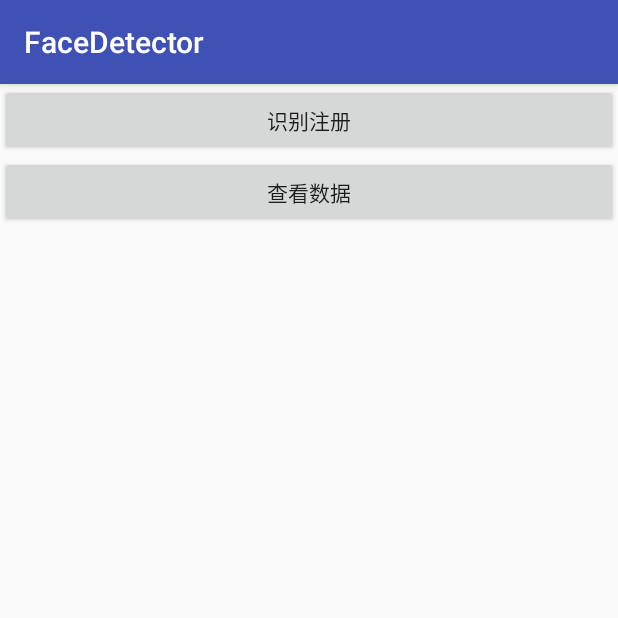
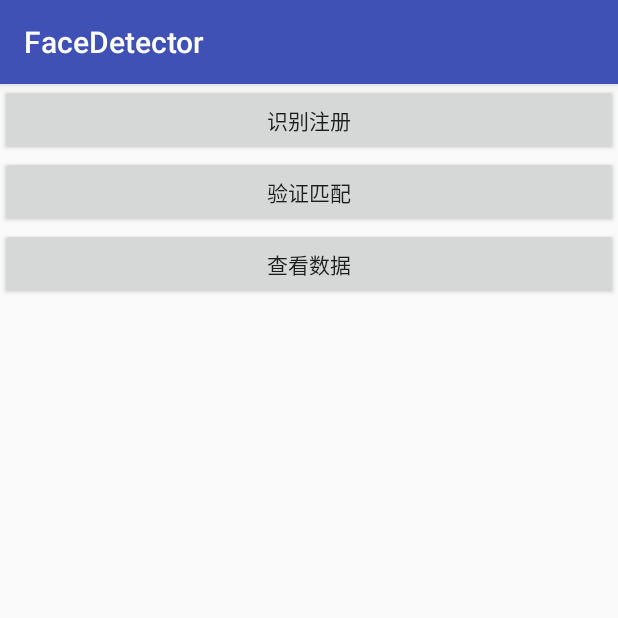
Before and after one commit to typer9527/FaceDetector, an Android app: the screen it shows after launch (MainActivity), on a phone screen of 412 x 824 dp, the top half of it. Run offline under Robolectric (Android 15) with nearby library versions, the phone set to English and light mode, and no system bars.

Commit message:
完成简单的验证匹配逻辑

```diff
--- a/app/src/main/java/com/yl/facedetector/activity/ViewDataActivity.java
+++ b/app/src/main/java/com/yl/facedetector/activity/ViewDataActivity.java
@@ -4,11 +4,10 @@ import android.os.Bundle;
 import android.support.v7.app.AppCompatActivity;
 import android.support.v7.widget.LinearLayoutManager;
 import android.support.v7.widget.RecyclerView;
-import android.util.Log;
 
-import com.yl.facedetector.db.DatabaseHelper;
 import com.yl.facedetector.R;
 import com.yl.facedetector.adapter.UserAdapter;
+import com.yl.facedetector.db.DatabaseHelper;
 import com.yl.facedetector.db.UserInfo;
 
 import java.util.List;
@@ -25,7 +24,6 @@ public class ViewDataActivity extends AppCompatActivity {
 
         DatabaseHelper helper = new DatabaseHelper(this);
         List<UserInfo> users = helper.query();
-        Log.e("size", "onCreate: " + users.size());
         helper.close();
         recyclerView.setAdapter(new UserAdapter(users));
     }
--- a/app/src/main/res/layout/activity_main.xml
+++ b/app/src/main/res/layout/activity_main.xml
@@ -8,11 +8,17 @@
         android:id="@+id/register"
         android:layout_width="match_parent"
         android:layout_height="wrap_content"
-        android:text="识别注册" />
+        android:text="@string/register" />
+
+    <Button
+        android:id="@+id/verify"
+        android:layout_width="match_parent"
+        android:layout_height="wrap_content"
+        android:text="@string/verify" />
 
     <Button
         android:id="@+id/view_data"
         android:layout_width="match_parent"
         android:layout_height="wrap_content"
-        android:text="查看数据" />
+        android:text="@string/view_data" />
 </LinearLayout>
--- a/app/src/main/res/values/strings.xml
+++ b/app/src/main/res/values/strings.xml
@@ -1,3 +1,6 @@
 <resources>
     <string name="app_name">FaceDetector</string>
+    <string name="register">识别注册</string>
+    <string name="verify">验证匹配</string>
+    <string name="view_data">查看数据</string>
 </resources>
```
Also changed, not shown: app/src/main/java/com/yl/facedetector/activity/DetectActivity.java (+19 -1 lines), app/src/main/java/com/yl/facedetector/activity/MainActivity.java (+36 -3 lines).
